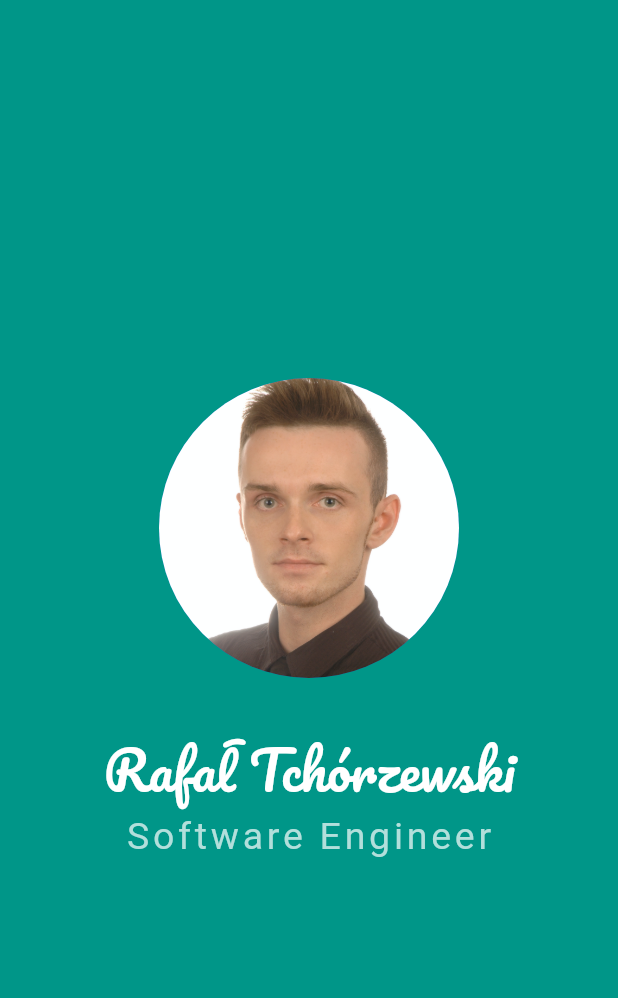
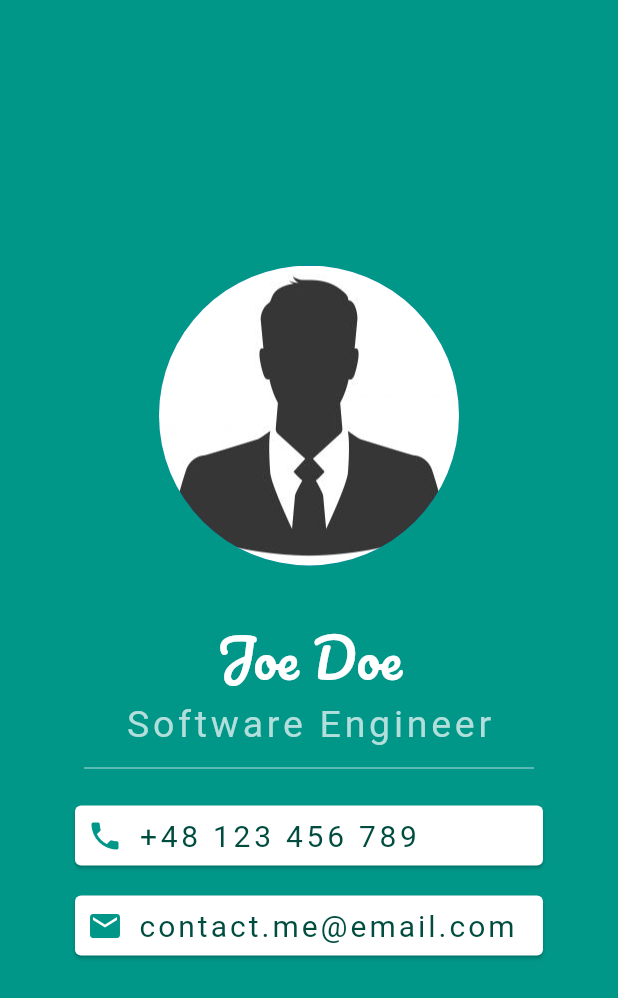
Before and after one commit to tchorzewski1991/contact_me_app, a Flutter app: the screen it shows after launch, on a phone screen of 412 x 824 dp. Shown: the top 998 px of the screen. Run offline on Flutter 3.47's test engine with Material 2 defaults, Android fonts, the phone set to English and light mode, and no system bars.

Commit message:
Prepare phone/email sections

```diff
--- a/lib/main.dart
+++ b/lib/main.dart
@@ -25,7 +25,7 @@ class App extends StatelessWidget {
                   height: 30,
                 ),
                 Text(
-                  'Rafał Tchórzewski',
+                  'Joe Doe',
                   style: TextStyle(
                     color: Colors.white,
                     fontFamily: 'Pacifico',
@@ -42,6 +42,67 @@ class App extends StatelessWidget {
                     letterSpacing: 2.5,
                   ),
                 ),
+                SizedBox(
+                  height: 30.0,
+                  width: 300.0,
+                  child: Divider(
+                    color: Colors.teal.shade100,
+                  ),
+                ),
+                Card(
+                  margin: const EdgeInsets.symmetric(
+                    vertical: 10.0,
+                    horizontal: 50.0,
+                  ),
+                  child: Padding(
+                    padding: const EdgeInsets.all(8.0),
+                    child: Row(
+                      children: [
+                        Icon(
+                          Icons.phone,
+                          color: Colors.teal,
+                        ),
+                        SizedBox(width: 10.0),
+                        Text(
+                          '+48 123 456 789',
+                          style: TextStyle(
+                            color: Colors.teal.shade900,
+                            fontSize: 20.0,
+                            fontWeight: FontWeight.w400,
+                            letterSpacing: 2.5,
+                          ),
+                        )
+                      ],
+                    ),
+                  ),
+                ),
+                Card(
+                  margin: EdgeInsets.symmetric(
+                    vertical: 10.0,
+                    horizontal: 50.0,
+                  ),
+                  child: Padding(
+                    padding: const EdgeInsets.all(8.0),
+                    child: Row(
+                      children: [
+                        Icon(
+                          Icons.email,
+                          color: Colors.teal,
+                        ),
+                        SizedBox(width: 10.0),
+                        Text(
+                          'contact.me@email.com',
+                          style: TextStyle(
+                            color: Colors.teal.shade900,
+                            fontSize: 20.0,
+                            fontWeight: FontWeight.w400,
+                            letterSpacing: 2.0,
+                          ),
+                        ),
+                      ],
+                    ),
+                  ),
+                ),
               ],
             ),
           ),
```
Also changed, not shown: images/me.png.
